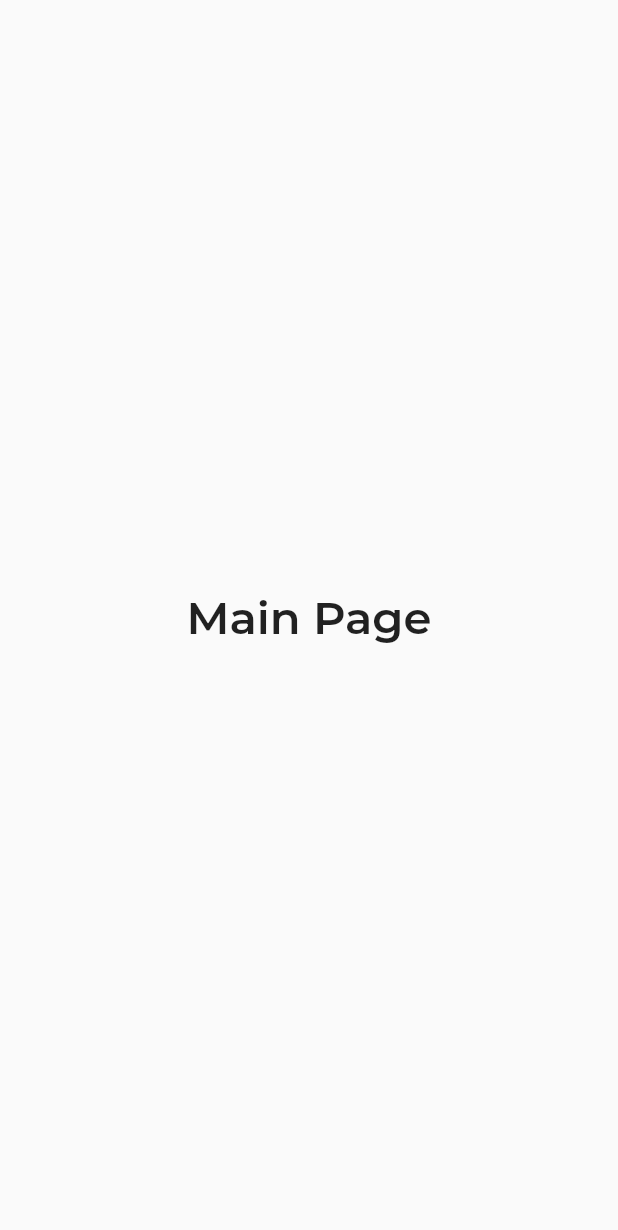
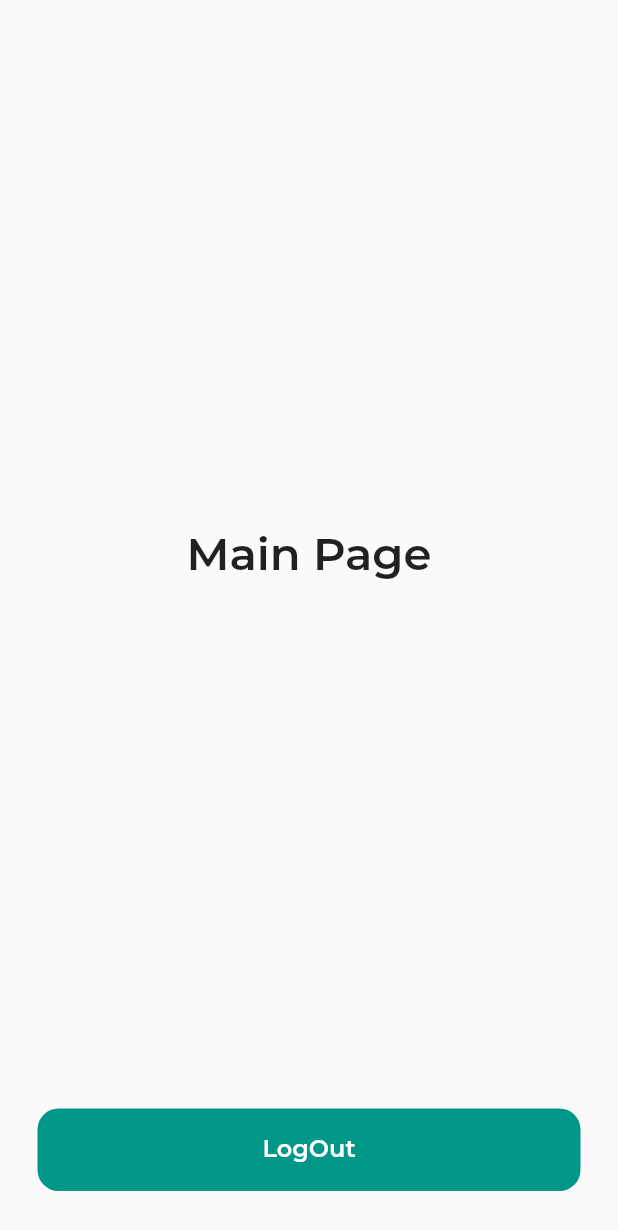
Before and after one commit to Munawar193/authentication_app, a Flutter app: the MainPage screen opened by its route, on a phone screen of 412 x 824 dp. Shown: the top 1230 px of the screen. Run offline on Flutter 3.47's test engine with Material 2 defaults, Android fonts, the phone set to English and light mode, and no system bars; our stand-ins replace bloc, cloud_firestore, equatable, firebase_auth, firebase_core, flutter_bloc and 1 more; accounts and stored records are empty.

Commit message:
update fitur login dan logOut

```diff
--- a/lib/main.dart
+++ b/lib/main.dart
@@ -2,6 +2,7 @@ import 'package:authentication_app/auth/providers/auth_cubit.dart';
 import 'package:authentication_app/presentation/pages/main_page.dart';
 import 'package:authentication_app/presentation/pages/sign_in_page.dart';
 import 'package:authentication_app/presentation/pages/sign_up_page.dart';
+import 'package:authentication_app/presentation/pages/splash_screen_page.dart';
 import 'package:firebase_core/firebase_core.dart';
 import 'package:flutter/material.dart';
 import 'package:flutter_bloc/flutter_bloc.dart';
@@ -27,8 +28,9 @@ class MyApp extends StatelessWidget {
       child: MaterialApp(
         debugShowCheckedModeBanner: false,
         routes: {
-          '/': (context) => const SignUpPage(),
-          '/sign-ip': (context) => const SignInPage(),
+          '/': (context) => const SplashScreenPage(),
+          '/sign-up': (context) => const SignUpPage(),
+          '/sign-in': (context) => const SignInPage(),
           '/main': (context) => const MainPage(),
         },
       ),
--- a/lib/presentation/pages/main_page.dart
+++ b/lib/presentation/pages/main_page.dart
@@ -1,4 +1,6 @@
+import 'package:authentication_app/auth/providers/auth_cubit.dart';
 import 'package:flutter/material.dart';
+import 'package:flutter_bloc/flutter_bloc.dart';
 import 'package:google_fonts/google_fonts.dart';
 
 class MainPage extends StatelessWidget {
@@ -6,11 +8,77 @@ class MainPage extends StatelessWidget {
 
   @override
   Widget build(BuildContext context) {
+    Widget buttomLogOut() {
+      return BlocConsumer<AuthCubit, AuthState>(
+        listener: (context, state) {
+          if (state is AuthFailed) {
+            SnackBar(
+              backgroundColor: Colors.red,
+              content: Text(
+                state.error,
+                style: GoogleFonts.montserrat(
+                    fontSize: 14, fontWeight: FontWeight.w600),
+              ),
+            );
+          } else if (state is AuthInitial) {
+            Navigator.pushNamedAndRemoveUntil(
+                context, '/sign-in', (route) => false);
+          }
+        },
+        builder: (context, state) {
+          if (state is AuthLoading) {
+            return Container(
+              height: 55,
+              width: double.infinity,
+              margin: const EdgeInsets.only(bottom: 30),
+              decoration: BoxDecoration(
+                color: Colors.green[400],
+                borderRadius: BorderRadius.circular(14),
+              ),
+              child: const Center(
+                child: CircularProgressIndicator(),
+              ),
+            );
+          }
+
+          return Container(
+            width: double.infinity,
+            height: 55,
+            margin: const EdgeInsets.only(
+              bottom: 30,
+            ),
+            child: TextButton(
+              style: TextButton.styleFrom(
+                backgroundColor: Colors.teal,
+                shape: RoundedRectangleBorder(
+                  borderRadius: BorderRadius.circular(14),
+                ),
+                shadowColor: Colors.white,
+              ),
+              onPressed: () {
+                context.read<AuthCubit>().signOut();
+              },
+              child: Text(
+                'LogOut',
+                style: GoogleFonts.montserrat(
+                    color: Colors.white,
+                    fontSize: 16,
+                    fontWeight: FontWeight.w600),
+              ),
+            ),
+          );
+        },
+      );
+    }
+
     return Scaffold(
-      body: Column(
+      body: Padding(
+        padding: const EdgeInsets.symmetric(horizontal: 25),
+        child: Column(
           crossAxisAlignment: CrossAxisAlignment.center,
-        mainAxisAlignment: MainAxisAlignment.center,
+          mainAxisAlignment: MainAxisAlignment.spaceBetween,
           children: [
+            const SizedBox(),
             Center(
               child: Text(
                 "Main Page",
@@ -18,7 +86,9 @@ class MainPage extends StatelessWidget {
                     fontSize: 30, fontWeight: FontWeight.w600),
               ),
             ),
+            buttomLogOut()
           ],
+        ),
       ),
     );
   }
--- a/lib/presentation/pages/sign_up_page.dart
+++ b/lib/presentation/pages/sign_up_page.dart
@@ -314,7 +314,7 @@ class _SignUpPageState extends State<SignUpPage> {
               width: double.infinity,
               margin: const EdgeInsets.only(bottom: 30),
               decoration: BoxDecoration(
-                color: Colors.green,
+                color: Colors.green[400],
                 borderRadius: BorderRadius.circular(14),
               ),
               child: const Center(
```
Also changed, not shown: lib/auth/providers/auth_cubit.dart (+46 -0 lines), lib/auth/services/auth_service.dart (+27 -0 lines), lib/auth/services/user_service.dart (+14 -0 lines), lib/presentation/pages/sign_in_page.dart (+58 -5 lines), lib/presentation/pages/splash_screen_page.dart (added, +59 -0 lines). Lines whose indentation alone changed are shown as unchanged.
